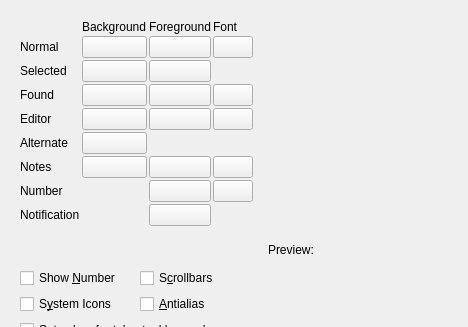
Old version of the form src/ui/configtabappearance.ui in the repository hluk/CopyQ; both pictures show x 0 to 468 and y 0 to 327 of the 468 by 500 pixel window.
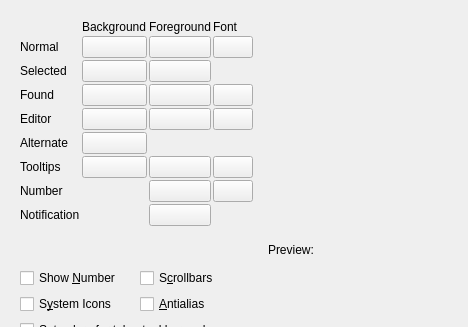
New version of the form.

Commit message: Fix text color for tooltips

The edit to the form file:
```diff
--- a/src/ui/configtabappearance.ui
+++ b/src/ui/configtabappearance.ui
@@ -34,7 +34,7 @@
         <x>0</x>
         <y>0</y>
         <width>271</width>
-        <height>484</height>
+        <height>492</height>
        </rect>
       </property>
       <layout class="QVBoxLayout" name="verticalLayout_9">
@@ -66,7 +66,7 @@
          <item row="6" column="0">
           <widget class="QLabel" name="label_38">
            <property name="text">
-            <string>Notes</string>
+            <string>Tooltips</string>
            </property>
           </widget>
          </item>
```
The commit also changes 2 other files.
